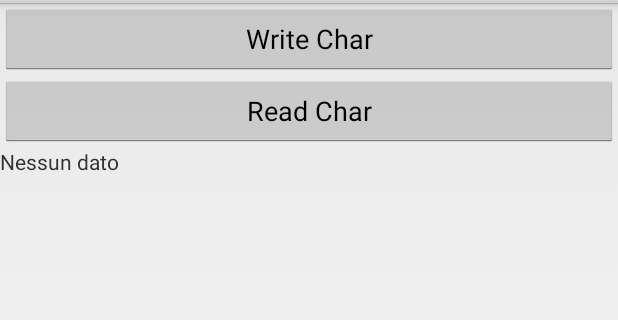
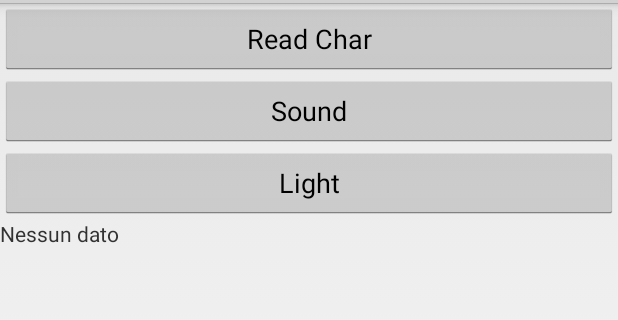
Before and after one commit to Lucajava/BLHELPOK, an Android app: the DeviceControlActivity screen opened directly, with no data from a screen before it, on a phone screen of 412 x 824 dp, the part 69-389 px from its top. Run offline under Robolectric (Android 15) with nearby library versions, the phone set to English and light mode, and no system bars; 4 statements that could not run were skipped.

Commit message:
button merge

```diff
--- a/Application/src/main/java/com/dstech/android/blhelp/BluetoothLeService.java
+++ b/Application/src/main/java/com/dstech/android/blhelp/BluetoothLeService.java
@@ -40,7 +40,8 @@ import java.util.UUID;
  * given Bluetooth LE device.
  */
 public class BluetoothLeService extends Service {
-    private final static String TAG = BluetoothLeService.class.getSimpleName();
+    //private final static String TAG = BluetoothLeService.class.getSimpleName();
+    private final static String TAG = "BLUETIITHLESERVICE";
 
     private BluetoothManager mBluetoothManager;
     private BluetoothAdapter mBluetoothAdapter;
@@ -324,7 +325,7 @@ public class BluetoothLeService extends Service {
         }
         /*check if the service is available on the device*/
         BluetoothGattService mCustomService = mBluetoothGatt.getService(UUID.fromString("0000ffe0-0000-1000-8000-00805f9b34fb"));
-        Log.d(TAG,"servizio bottone");
+        Log.d(TAG,"button service");
         if(mCustomService == null){
             Log.w(TAG, "Custom BLE Service not found");
             return;
--- a/Application/src/main/res/layout/button_control.xml
+++ b/Application/src/main/res/layout/button_control.xml
@@ -6,16 +6,23 @@
     <Button
         android:layout_width="match_parent"
         android:layout_height="wrap_content"
-        android:text="Write Char"
-        android:id="@+id/button2"
-        android:onClick="onClickWrite" />
+        android:text="Read Char"
+        android:id="@+id/button"
+        android:onClick="onClickRead" />
 
     <Button
         android:layout_width="match_parent"
         android:layout_height="wrap_content"
-        android:text="Read Char"
-        android:id="@+id/button"
-        android:onClick="onClickRead" />
+        android:text="Sound"
+        android:id="@+id/button2"
+        android:onClick="onClickWriteSound" />
+
+    <Button
+        android:layout_width="match_parent"
+        android:layout_height="wrap_content"
+        android:text="Light"
+        android:id="@+id/button3"
+        android:onClick="onClickWriteLight" />
 
     <TextView
         android:layout_width="wrap_content"
```
Also changed, not shown: Application/src/main/java/com/dstech/android/blhelp/DeviceControlActivity.java (+8 -45 lines).
